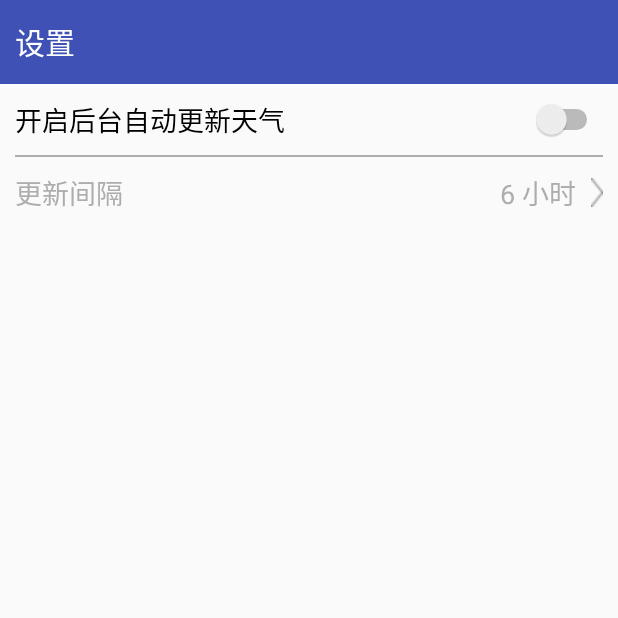
After one commit to dengchenxu/sunshineweather, an Android app: the SettingActivity screen opened directly, with no data from a screen before it, on a phone screen of 412 x 824 dp, the top half of it. The commit adds this screen. Run offline under Robolectric (Android 15) with nearby library versions, the phone set to English and light mode, and no system bars.

Commit message:
添加后台设置是否启动自动更新，和选择更新频率

```diff
--- a/app/src/main/AndroidManifest.xml
+++ b/app/src/main/AndroidManifest.xml
@@ -23,7 +23,9 @@
         <service
             android:name=".AutoUpdateService"
             android:enabled="true"
-            android:exported="true"></service>
+            android:exported="true" />
+
+        <activity android:name=".SettingActivity"></activity>
     </application>
 
 </manifest>
--- /dev/null
+++ b/app/src/main/java/com/sunshineweather/android/SettingActivity.java
@@ -0,0 +1,124 @@
+package com.sunshineweather.android;
+
+import android.content.Intent;
+import android.content.SharedPreferences;
+import android.graphics.Color;
+import android.preference.PreferenceManager;
+import android.support.v7.app.AppCompatActivity;
+import android.os.Bundle;
+
+import android.util.Log;
+import android.view.View;
+import android.widget.CompoundButton;
+import android.widget.LinearLayout;
+import android.widget.Switch;
+import android.widget.TextView;
+import android.widget.Toast;
+
+import com.sunshineweather.android.listener.OnSetAutoUpdateTimeListener;
+import com.sunshineweather.android.util.ActionSheetDialogUtil;
+
+public class SettingActivity extends AppCompatActivity {
+
+    private Switch autoUpdateSwitch;
+    private String switchStatus;
+    private LinearLayout setAutoUpdateTime;
+    private TextView autoUpdateTimeText;
+    private TextView autoUpdateTimeText1;
+    private int mUpdateTime = 6;
+
+    private OnSetAutoUpdateTimeListener listener = new OnSetAutoUpdateTimeListener() {
+        @Override
+        public void setAutoUpdateTime(String autoUpdateTime, int i) {
+            autoUpdateTimeText.setText(autoUpdateTime);
+            mUpdateTime = i;
+            startService(mUpdateTime);
+        }
+    };
+
+    @Override
+    protected void onCreate(Bundle savedInstanceState) {
+        super.onCreate(savedInstanceState);
+        setContentView(R.layout.activity_setting);
+        autoUpdateSwitch = (Switch) findViewById(R.id.auto_update_switch);
+        setAutoUpdateTime = (LinearLayout) findViewById(R.id.set_auto_update_time);
+        autoUpdateTimeText = (TextView) findViewById(R.id.auto_update_time);
+        autoUpdateTimeText1 = (TextView) findViewById(R.id.auto_update_time_text1);
+        SharedPreferences sharedPreferences = PreferenceManager.getDefaultSharedPreferences(this);
+        switchStatus = sharedPreferences.getString("switch", null);
+        String radioType = sharedPreferences.getString("radio_button", null);
+
+        if (radioType != null && radioType.equals("1")){
+            autoUpdateTimeText.setText("1 小时");
+            mUpdateTime = 1;
+        }else if (radioType != null && radioType.equals("3")){
+            autoUpdateTimeText.setText("3 小时");
+            mUpdateTime = 3;
+        }else if (radioType != null && radioType.equals("6")){
+            autoUpdateTimeText.setText("6 小时");
+            mUpdateTime = 6;
+        }else if (radioType != null && radioType.equals("12")){
+            autoUpdateTimeText.setText("12 小时");
+            mUpdateTime = 12;
+        }else if (radioType != null && radioType.equals("24")){
+            autoUpdateTimeText.setText("24 小时");
+            mUpdateTime = 24;
+        }else if (radioType == null){
+            autoUpdateTimeText.setText("6 小时");
+            mUpdateTime = 6;
+        }
+
+        if (switchStatus != null && "true".equals(switchStatus)){
+            autoUpdateSwitch.setChecked(true);
+            setAutoUpdateTime.setEnabled(true);
+            autoUpdateTimeText1.setTextColor(Color.parseColor("#000000"));
+            autoUpdateTimeText.setTextColor(Color.parseColor("#5b5b5b"));
+        }else{
+            autoUpdateSwitch.setChecked(false);
+            setAutoUpdateTime.setEnabled(false);
+            autoUpdateTimeText1.setTextColor(Color.parseColor("#adadad"));
+            autoUpdateTimeText.setTextColor(Color.parseColor("#adadad"));
+        }
+
+        autoUpdateSwitch.setOnCheckedChangeListener(new CompoundButton.OnCheckedChangeListener() {
+            @Override
+            public void onCheckedChanged(CompoundButton compoundButton, boolean isSwitchOn) {
+                if (isSwitchOn){
+                    SharedPreferences.Editor editor = PreferenceManager.getDefaultSharedPreferences(SettingActivity.this).edit();
+                    editor.putString("switch", String.valueOf(autoUpdateSwitch.isChecked()));
+                    editor.apply();
+                    startService(mUpdateTime);
+                    setAutoUpdateTime.setEnabled(true);
+                    autoUpdateTimeText1.setTextColor(Color.parseColor("#000000"));
+                    autoUpdateTimeText.setTextColor(Color.parseColor("#5b5b5b"));
+                    Toast.makeText(SettingActivity.this, "开启自动更新", Toast.LENGTH_SHORT).show();
+                }else{
+                    SharedPreferences.Editor editor = PreferenceManager.getDefaultSharedPreferences(SettingActivity.this).edit();
+                    editor.putString("switch", String.valueOf(autoUpdateSwitch.isChecked()));
+                    editor.apply();
+                    Intent intent = new Intent(SettingActivity.this, AutoUpdateService.class);
+                    stopService(intent);
+                    setAutoUpdateTime.setEnabled(false);
+                    autoUpdateTimeText1.setTextColor(Color.parseColor("#adadad"));
+                    autoUpdateTimeText.setTextColor(Color.parseColor("#adadad"));
+                    Toast.makeText(SettingActivity.this, "关闭自动更新", Toast.LENGTH_SHORT).show();
+                }
+            }
+        });
+
+        setAutoUpdateTime.setOnClickListener(new View.OnClickListener() {
+            @Override
+            public void onClick(View view) {
+                ActionSheetDialogUtil actionSheetDialogUtil = new ActionSheetDialogUtil(SettingActivity.this, listener);
+                actionSheetDialogUtil.buildActionSheetDialog();
+                actionSheetDialogUtil.show();
+            }
+        });
+    }
+
+    private void startService(int updateTime){
+        Intent intent = new Intent(SettingActivity.this, AutoUpdateService.class);
+        intent.putExtra("time", updateTime);
+        startService(intent);
+    }
+}
--- /dev/null
+++ b/app/src/main/java/com/sunshineweather/android/listener/OnSetAutoUpdateTimeListener.java
@@ -0,0 +1,9 @@
+package com.sunshineweather.android.listener;
+
+/**
+ * Created by Administrator on 2019/04/02 0002.
+ */
+
+public interface OnSetAutoUpdateTimeListener {
+    void setAutoUpdateTime(String autoUpdateTime, int i);
+}
--- /dev/null
+++ b/app/src/main/res/layout/activity_setting.xml
@@ -0,0 +1,115 @@
+<?xml version="1.0" encoding="utf-8"?>
+<LinearLayout xmlns:android="http://schemas.android.com/apk/res/android"
+    android:orientation="vertical"
+    android:layout_height="match_parent"
+    android:layout_width="match_parent"
+    >
+
+    <RelativeLayout
+        android:layout_width="match_parent"
+        android:layout_height="?attr/actionBarSize"
+        android:background="?attr/colorPrimary">
+
+        <TextView
+            android:layout_width="wrap_content"
+            android:layout_height="wrap_content"
+            android:layout_marginLeft="10dp"
+            android:layout_centerVertical="true"
+            android:text="设置"
+            android:textColor="#fff"
+            android:textSize="20sp"/>
+
+    </RelativeLayout>
+
+    <LinearLayout
+        android:orientation="vertical"
+        android:layout_width="match_parent"
+        android:layout_height="wrap_content"
+        android:layout_margin="10dp">
+
+        <RelativeLayout
+            android:layout_width="match_parent"
+            android:layout_height="wrap_content"
+            >
+
+            <TextView
+                android:layout_width="wrap_content"
+                android:layout_height="wrap_content"
+                android:layout_centerVertical="true"
+                android:layout_alignParentLeft="true"
+                android:text="开启后台自动更新天气"
+                android:textSize="18sp"
+                android:textColor="#000"/>
+
+            <Switch
+                android:id="@+id/auto_update_switch"
+                android:layout_width="wrap_content"
+                android:layout_height="wrap_content"
+                android:layout_alignParentRight="true"
+                android:layout_centerVertical="true" />
+
+        </RelativeLayout>
+
+        <View
+            android:layout_width="match_parent"
+            android:layout_height="1dp"
+            android:background="#adadad"
+            android:layout_marginTop="10dp"
+            android:layout_marginBottom="10dp"/>
+
+        <LinearLayout
+            android:id="@+id/set_auto_update_time"
+            android:layout_width="match_parent"
+            android:layout_height="wrap_content"
+            >
+
+            <RelativeLayout
+                android:layout_height="match_parent"
+                android:layout_width="0dp"
+                android:layout_weight="1">
+
+                <TextView
+                    android:id="@+id/auto_update_time_text1"
+                    android:layout_width="match_parent"
+                    android:layout_height="wrap_content"
+                    android:text="更新间隔"
+                    android:textSize="18sp"
+                    android:layout_centerInParent="true"
+                    />
+
+            </RelativeLayout>
+
+            <RelativeLayout
+                android:layout_width="0dp"
+                android:layout_height="match_parent"
+                android:layout_weight="1">
+
+                <TextView
+                    android:id="@+id/auto_update_time"
+                    android:layout_width="match_parent"
+                    android:layout_height="wrap_content"
+                    android:textSize="18sp"
+                    android:layout_centerInParent="true"
+                    android:gravity="right"
+                    />
+
+            </RelativeLayout>
+
+            <RelativeLayout
+                android:layout_width="wrap_content"
+                android:layout_height="match_parent"
+                android:layout_marginLeft="10dp">
+
+                <TextView
+                    android:layout_width="wrap_content"
+                    android:layout_height="wrap_content"
+                    android:background="@drawable/next"
+                    android:layout_centerInParent="true"/>
+
+            </RelativeLayout>
+
+        </LinearLayout>
+
+    </LinearLayout>
+
+</LinearLayout>
--- a/app/src/main/res/values/styles.xml
+++ b/app/src/main/res/values/styles.xml
@@ -13,4 +13,9 @@
         <item name="android:windowBackground">@android:color/transparent</item>
     </style>
 
+    <style name="dialogWindowAnim" parent="android:Animation" mce_bogus="1">
+        <item name="android:windowEnterAnimation">@anim/dialog_enter_anim</item>
+        <item name="android:windowExitAnimation">@anim/dialog_exit_anim</item>
+    </style>
+
 </resources>
```
Also changed, not shown: app/src/main/java/com/sunshineweather/android/AutoUpdateService.java (+15 -2 lines), app/src/main/java/com/sunshineweather/android/WeatherActivity.java (+54 -22 lines), app/src/main/java/com/sunshineweather/android/util/ActionSheetDialogUtil.java (added, +147 -0 lines), app/src/main/res/anim/dialog_enter_anim.xml (added, +8 -0 lines), app/src/main/res/anim/dialog_exit_anim.xml (added, +7 -0 lines), app/src/main/res/drawable/radio_check_uncheck.xml (added, +12 -0 lines), app/src/main/res/layout/action_sheet_dialog.xml (added, +110 -0 lines), app/src/main/res/layout/now.xml (+5 -3 lines), app/src/main/res/layout/title.xml (+6 -7 lines), app/src/main/res/drawable/home.png, app/src/main/res/drawable/next.png (added), app/src/main/res/drawable/radio_checked.png (added), app/src/main/res/drawable/radio_unckecked.png (added), app/src/main/res/drawable/setting.png (added).
